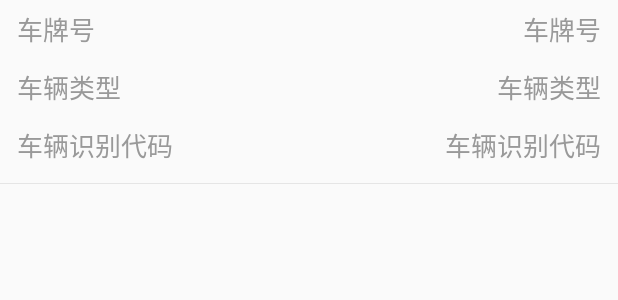
After one commit to lushuaiyuan/NineTingApp, an Android app: the layout item_carlist.xml on its own in the app's theme, with its tools: preview values and no code run, on a phone screen of 412 x 824 dp. The commit adds this screen. Shown: the top 300 px of the screen. Run offline under Robolectric (Android 15) with nearby library versions, the phone set to English and light mode, and no system bars.

Commit message:
车辆管理-列表

```diff
--- a/app/src/main/AndroidManifest.xml
+++ b/app/src/main/AndroidManifest.xml
@@ -19,7 +19,8 @@
         android:roundIcon="@mipmap/ic_launcher_round"
         android:supportsRtl="true"
         android:theme="@style/AppTheme">
-        <activity android:name=".SplashActivity"
+        <activity
+            android:name=".SplashActivity"
             android:screenOrientation="portrait"
             android:theme="@style/AppTheme.Launcher">
             <intent-filter>
@@ -49,6 +50,7 @@
 
         <activity android:name=".MainActivity" />
         <activity android:name=".photo.TestPhotoActivity" />
+        <activity android:name=".home.CarListActivity" />
     </application>
 
 </manifest>
--- a/app/src/main/java/com/zzti/lsy/ninetingapp/home/HomeFragment.java
+++ b/app/src/main/java/com/zzti/lsy/ninetingapp/home/HomeFragment.java
@@ -38,6 +38,6 @@ public class HomeFragment extends BaseFragment {
 
     @OnClick(R.id.btn_photo)
     public void viewClick() {
-        startActivity(new Intent(mActivity, TestPhotoActivity.class));
+        startActivity(new Intent(mActivity, CarListActivity.class));
     }
 }
--- a/app/src/main/res/drawable/white_gray_selector.xml
+++ b/app/src/main/res/drawable/white_gray_selector.xml
@@ -1,5 +1,5 @@
 <?xml version="1.0" encoding="utf-8"?>
 <selector xmlns:android="http://schemas.android.com/apk/res/android">
     <item android:drawable="@color/color_white" android:state_pressed="false"></item>
-    <item android:drawable="@color/whiteSmoke" android:state_pressed="true"></item>
+    <item android:drawable="@color/color_f5f5f5" android:state_pressed="true"></item>
 </selector>
--- /dev/null
+++ b/app/src/main/res/layout/item_carlist.xml
@@ -0,0 +1,47 @@
+<?xml version="1.0" encoding="utf-8"?>
+<LinearLayout xmlns:android="http://schemas.android.com/apk/res/android"
+    android:layout_width="match_parent"
+    android:layout_height="wrap_content"
+    android:orientation="vertical">
+
+    <LinearLayout style="@style/list_LL">
+
+        <TextView
+            style="@style/list_title"
+            android:text="车牌号" />
+
+        <TextView
+            android:id="@+id/tv_carNumber"
+            style="@style/list_content"
+            android:text="车牌号" />
+    </LinearLayout>
+
+    <LinearLayout style="@style/list_LL">
+
+        <TextView
+            style="@style/list_title"
+            android:text="车辆类型" />
+
+        <TextView
+            android:id="@+id/tv_carType"
+            style="@style/list_content"
+            android:text="车辆类型" />
+    </LinearLayout>
+
+    <LinearLayout style="@style/list_LL">
+
+        <TextView
+            style="@style/list_title"
+            android:text="车辆识别代码" />
+
+        <TextView
+            android:id="@+id/tv_carVin"
+            style="@style/list_content"
+            android:text="车辆识别代码" />
+    </LinearLayout>
+
+    <View
+        style="@style/MyView"
+        android:layout_marginTop="@dimen/dp5" />
+
+</LinearLayout>
--- a/app/src/main/res/layout/popup_photo.xml
+++ b/app/src/main/res/layout/popup_photo.xml
@@ -9,7 +9,7 @@
         android:id="@+id/tv_photo"
         android:layout_width="match_parent"
         android:layout_height="wrap_content"
-        android:background="@drawable/pop_photo_selector"
+        android:background="@drawable/white_gray_selector"
         android:gravity="center"
         android:padding="@dimen/dp16"
         android:text="拍照"
@@ -21,7 +21,7 @@
         android:id="@+id/tv_selectPhoto"
         android:layout_width="match_parent"
         android:layout_height="wrap_content"
-        android:background="@drawable/pop_photo_selector"
+        android:background="@drawable/white_gray_selector"
         android:gravity="center"
         android:padding="@dimen/dp16"
         android:text="相册"
@@ -33,7 +33,7 @@
         android:id="@+id/tv_cancel"
         android:layout_width="match_parent"
         android:layout_height="wrap_content"
-        android:background="@drawable/pop_photo_selector"
+        android:background="@drawable/white_gray_selector"
         android:gravity="center"
         android:padding="@dimen/dp16"
         android:text="取消"
--- a/app/src/main/res/values/colors.xml
+++ b/app/src/main/res/values/colors.xml
@@ -1,15 +1,15 @@
 <?xml version="1.0" encoding="utf-8"?>
 <resources>
-    <color name="colorPrimary">#3F51B5</color>
-    <color name="colorPrimaryDark">#303F9F</color>
+    <color name="colorPrimary">#6BCFD7</color>
+    <color name="colorPrimaryDark">#3F51B5</color>
     <color name="colorAccent">#FF4081</color>
     <color name="color_white">#FFFFFF</color>
-    <color name="color_toolbar">#3F51B5</color>
-    <color name="color_view">#aaa</color>
+    <color name="color_toolbar">#6BCFD7</color>
+    <color name="color_e5e5e5">#E5E5E5</color>
     <color name="color_selector">#1296db</color>
     <color name="color_normal">#8a8a8a</color>
-    <color name="color_black">#000</color>
-    <color name="color_textBlack">#99000000</color>
-    <color name="whiteSmoke">#F5F5F5</color>
+    <color name="color_666666">#666666</color>
+    <color name="color_999999">#999999</color>
+    <color name="color_f5f5f5">#F5F5F5</color>
 
 </resources>
--- a/app/src/main/res/values/styles.xml
+++ b/app/src/main/res/values/styles.xml
@@ -35,7 +35,7 @@
     <style name="MyView">
         <item name="android:layout_width">match_parent</item>
         <item name="android:layout_height">0.5dp</item>
-        <item name="android:background">@color/color_view</item>
+        <item name="android:background">@color/color_e5e5e5</item>
     </style>
 
     <style name="anim_upPop">
@@ -58,4 +58,31 @@
         <item name="android:windowBackground">@android:color/transparent</item>
         <item name="android:backgroundDimEnabled">true</item>
     </style>
+
+    <style name="list_LL">
+        <item name="android:layout_width">match_parent</item>
+        <item name="android:layout_height">wrap_content</item>
+        <item name="android:orientation">horizontal</item>
+        <item name="android:paddingBottom">@dimen/dp5</item>
+        <item name="android:paddingLeft">@dimen/dp10</item>
+        <item name="android:paddingRight">@dimen/dp10</item>
+        <item name="android:paddingTop">@dimen/dp5</item>
+    </style>
+
+    <style name="list_title">
+        <item name="android:layout_width">wrap_content</item>
+        <item name="android:layout_height">wrap_content</item>
+        <item name="android:textColor">@color/color_999999</item>
+        <item name="android:textSize">@dimen/dp15</item>
+    </style>
+
+    <style name="list_content">
+        <item name="android:layout_width">match_parent</item>
+        <item name="android:layout_height">wrap_content</item>
+        <item name="android:layout_marginLeft">@dimen/dp8</item>
+        <item name="android:gravity">right</item>
+        <item name="android:textColor">@color/color_999999</item>
+        <item name="android:textSize">@dimen/dp15</item>
+    </style>
+
 </resources>
```
Also changed, not shown: app/src/main/java/com/zzti/lsy/ninetingapp/base/BaseEntity.java (added, +22 -0 lines), app/src/main/java/com/zzti/lsy/ninetingapp/home/CarListActivity.java (added, +66 -0 lines), app/src/main/java/com/zzti/lsy/ninetingapp/home/adapter/CarListAdapter.java (added, +21 -0 lines), app/src/main/java/com/zzti/lsy/ninetingapp/home/entity/CarEntity.java (added, +52 -0 lines), app/src/main/res/drawable/pop_photo_selector.xml (deleted, +0 -7 lines), app/src/main/res/layout/activity_list.xml (added, +24 -0 lines).
